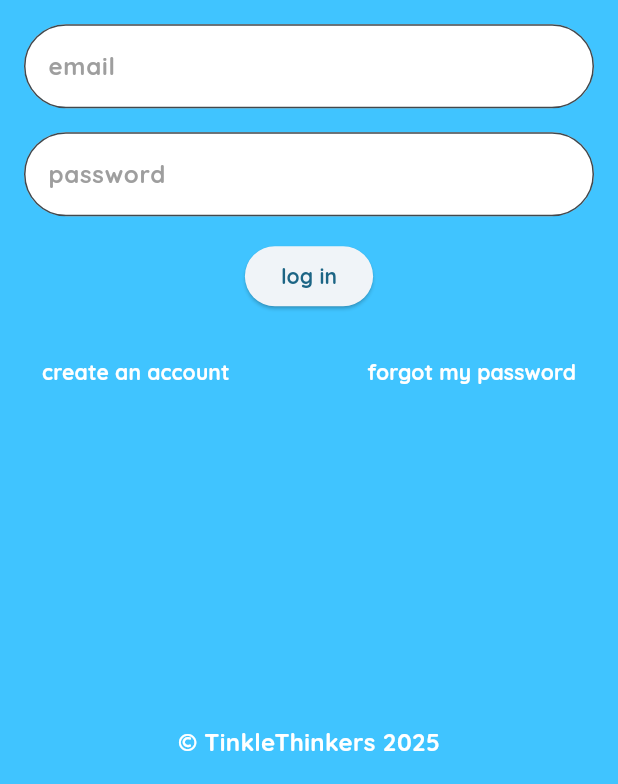
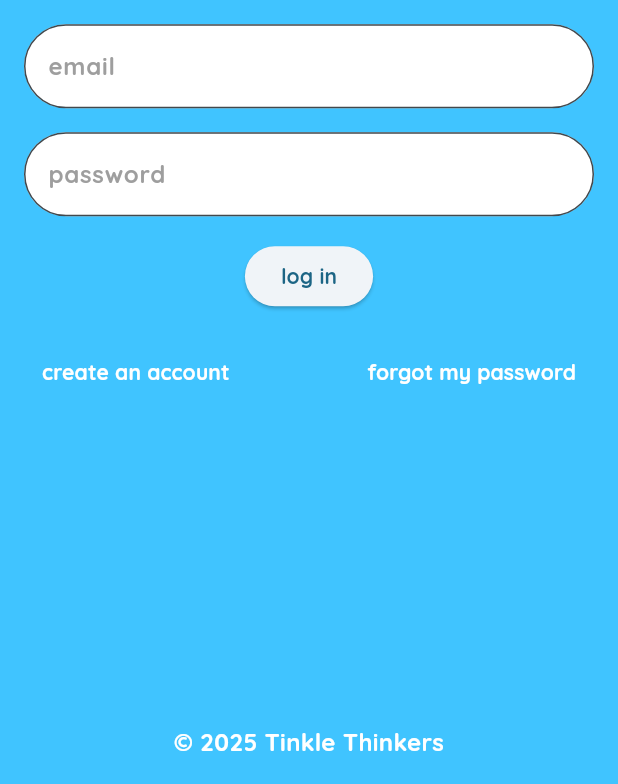
Before and after one commit to pgattic/ratemybowl, a Flutter app: the screen it shows after launch, on a phone screen of 412 x 824 dp, the part 452-1236 px from its top. Run offline on Flutter 3.47's test engine with Material 3 defaults, Android fonts, the phone set to English and light mode, and no system bars; our stand-ins replace audioplayers, flutter_dotenv, flutter_map, flutter_svg, google_fonts, latlong2 and 2 more; accounts and stored records are empty.

Commit message:
mission critical

```diff
--- a/lib/screens/login_screen.dart
+++ b/lib/screens/login_screen.dart
@@ -194,7 +194,7 @@ class _LoginScreenState extends State<LoginScreen>
             right: 0,
             child: Center(
               child: Text(
-                '© TinkleThinkers 2025',
+                '© 2025 Tinkle Thinkers',
                 style: TextStyle(fontSize: 16.0, color: Colors.white),
               ),
             ),
```
